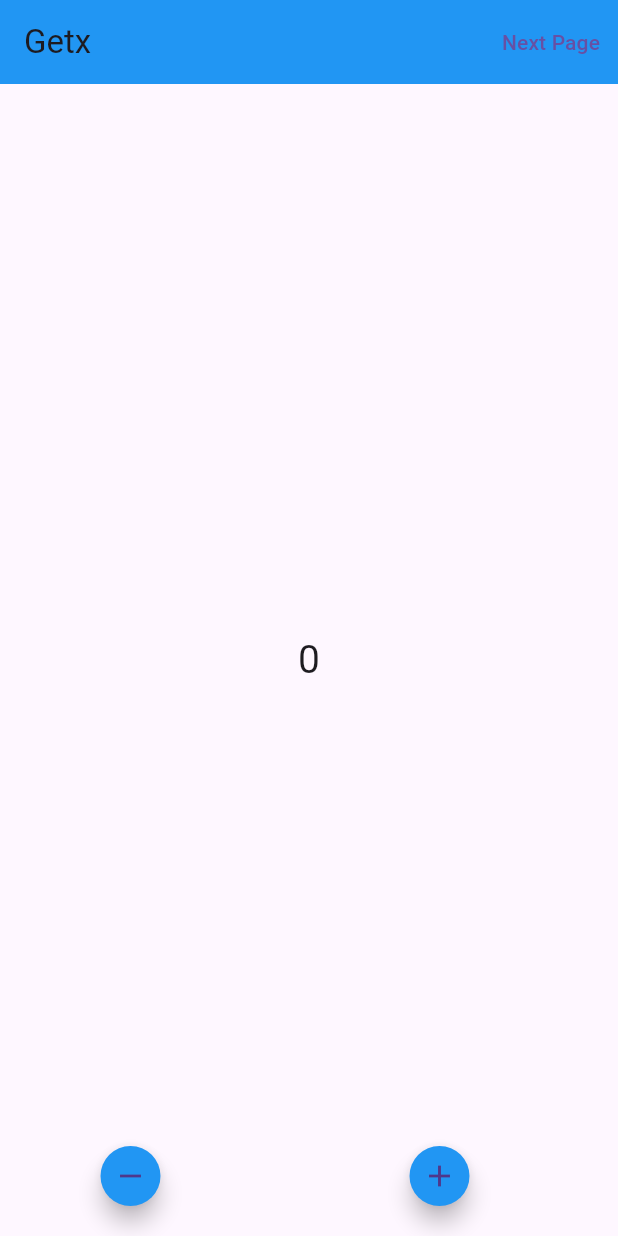
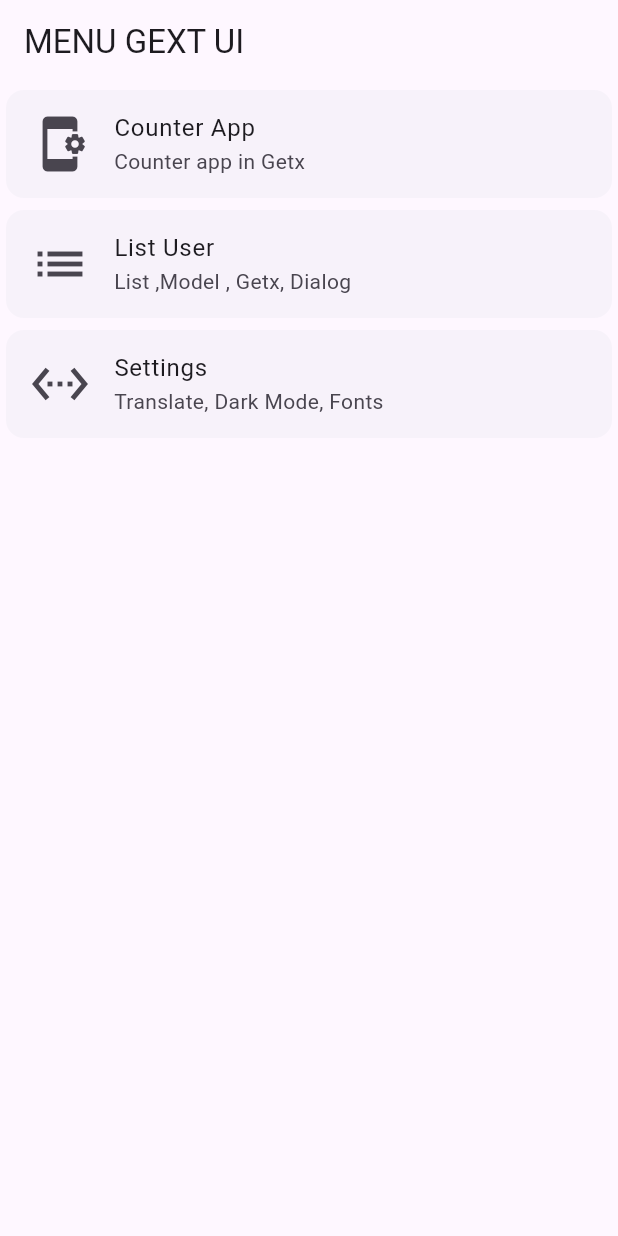
Before and after one commit to PHANNA11/Statemanagement2-5, a Flutter app: the screen it shows after launch, on a phone screen of 412 x 824 dp. Run offline on Flutter 3.47's test engine with Material 3 defaults, Android fonts, the phone set to English and light mode, and no system bars; our stand-ins replace badges, get.

Commit message:
Getx UI menu

```diff
--- /dev/null
+++ b/lib/controller/user_list_controller.dart
@@ -0,0 +1,11 @@
+import 'package:get/get.dart';
+import 'package:statemanagement_proj/view/model/user_model.dart';
+
+class UserListController extends GetxController {
+  RxList<UserModel> lists = <UserModel>[].obs;
+
+  Future<void> addUser({required UserModel user}) async {
+    lists.add(user);
+    update();
+  }
+}
--- a/lib/home_screen.dart
+++ b/lib/counter/home_screen.dart
@@ -1,7 +1,7 @@
 import 'package:flutter/material.dart';
 import 'package:get/get.dart';
-import 'package:statemanagement_proj/controller/counter_controller.dart';
-import 'package:statemanagement_proj/second_screen.dart';
+import 'package:statemanagement_proj/counter/counter_controller.dart';
+import 'package:statemanagement_proj/counter/second_screen.dart';
 
 class HomeScreen extends StatefulWidget {
   const HomeScreen({super.key});
--- a/lib/second_screen.dart
+++ b/lib/counter/second_screen.dart
@@ -1,7 +1,7 @@
 import 'package:flutter/material.dart';
 import 'package:get/get.dart';
 
-import 'controller/counter_controller.dart';
+import 'counter_controller.dart';
 
 class SecondScreen extends StatelessWidget {
   SecondScreen({super.key});
--- /dev/null
+++ b/lib/home_option_ui.dart
@@ -0,0 +1,58 @@
+import 'package:flutter/material.dart';
+import 'package:get/get.dart';
+import 'package:statemanagement_proj/counter/home_screen.dart';
+
+import 'view/person/home_list.dart';
+
+class HomeOptionUi extends StatelessWidget {
+  const HomeOptionUi({super.key});
+
+  @override
+  Widget build(BuildContext context) {
+    return Scaffold(
+      appBar: AppBar(
+        title: Text('MENU GEXT UI'),
+      ),
+      body: Column(
+        children: [
+          Card(
+            elevation: 0,
+            child: ListTile(
+              onTap: () => Get.to(HomeScreen()),
+              leading: Icon(
+                Icons.app_settings_alt,
+                size: 40,
+              ),
+              title: Text('Counter App'),
+              subtitle: Text('Counter app in Getx'),
+            ),
+          ),
+          Card(
+            elevation: 0,
+            child: ListTile(
+              onTap: () => Get.to(HomeListUser()),
+              leading: Icon(
+                Icons.list,
+                size: 40,
+              ),
+              title: Text('List User'),
+              subtitle: Text('List ,Model , Getx, Dialog'),
+            ),
+          ),
+          Card(
+            elevation: 0,
+            child: ListTile(
+              // onTap: () => Get.to(HomeListUser()),
+              leading: Icon(
+                Icons.settings_ethernet,
+                size: 40,
+              ),
+              title: Text('Settings'),
+              subtitle: Text('Translate, Dark Mode, Fonts'),
+            ),
+          ),
+        ],
+      ),
+    );
+  }
+}
--- a/lib/main.dart
+++ b/lib/main.dart
@@ -1,6 +1,8 @@
 import 'package:flutter/material.dart';
 import 'package:get/get.dart';
-import 'package:statemanagement_proj/home_screen.dart';
+import 'package:statemanagement_proj/counter/home_screen.dart';
+import 'package:statemanagement_proj/home_option_ui.dart';
+import 'package:statemanagement_proj/view/person/home_list.dart';
 
 void main(List<String> args) {
   runApp(MyApp());
@@ -13,7 +15,7 @@ class MyApp extends StatelessWidget {
   Widget build(BuildContext context) {
     return GetMaterialApp(
       debugShowCheckedModeBanner: false,
-      home: HomeScreen(),
+      home: HomeOptionUi(),
     );
   }
 }
--- /dev/null
+++ b/lib/view/model/user_model.dart
@@ -0,0 +1,5 @@
+class UserModel {
+  String? email;
+  String? name;
+  UserModel({this.email, this.name});
+}
--- a/pubspec.yaml
+++ b/pubspec.yaml
@@ -35,6 +35,7 @@ dependencies:
   # Use with the CupertinoIcons class for iOS style icons.
   cupertino_icons: ^1.0.8
   get: ^4.7.2
+  badges: ^3.1.2
 
 dev_dependencies:
   flutter_test:
```
Also changed, not shown: lib/view/person/add_edit_user.dart (added, +94 -0 lines), lib/view/person/home_list.dart (added, +60 -0 lines), lib/counter/counter_controller.dart (renamed from lib/controller/counter_controller.dart), pubspec.lock.
